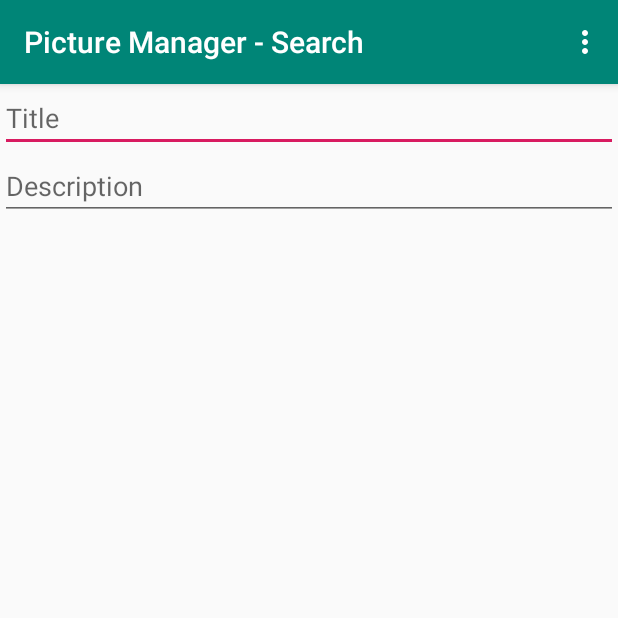
After one commit to real-neo/COM6510, an Android app: the SearchActivity screen opened directly, with no data from a screen before it, on a phone screen of 412 x 824 dp, the top half of it. The commit adds this screen. Run offline under Robolectric (Android 15) with nearby library versions, the phone set to English and light mode, and no system bars.

Commit message:
Setup primitive menu and other activities

```diff
--- a/app/build.gradle
+++ b/app/build.gradle
@@ -22,6 +22,7 @@ dependencies {
     implementation fileTree(dir: 'libs', include: ['*.jar'])
     implementation 'com.android.support:appcompat-v7:28.0.0'
     implementation 'com.android.support.constraint:constraint-layout:1.1.3'
+    implementation 'com.android.support:support-v4:28.0.0'
     testImplementation 'junit:junit:4.12'
     androidTestImplementation 'com.android.support.test:runner:1.0.2'
     androidTestImplementation 'com.android.support.test.espresso:espresso-core:3.0.2'
--- /dev/null
+++ b/app/src/main/java/com6510/oak/shef/ac/uk/com6510/SearchActivity.java
@@ -0,0 +1,45 @@
+package com6510.oak.shef.ac.uk.com6510;
+
+import android.content.Context;
+import android.content.Intent;
+import android.os.Bundle;
+import android.support.annotation.Nullable;
+import android.support.v7.app.AppCompatActivity;
+import android.view.Menu;
+import android.view.MenuItem;
+
+public class SearchActivity extends AppCompatActivity {
+
+    private Context context;
+
+    @Override
+    public boolean onCreateOptionsMenu(Menu menu) {
+        getMenuInflater().inflate(R.menu.search_menu, menu);
+        return true;
+    }
+
+    @Override
+    public boolean onOptionsItemSelected(MenuItem item) {
+        int id = item.getItemId();
+        Intent intent;
+        switch (id) {
+            case R.id.menu_gallery:
+                intent = new Intent(this, MainActivity.class);
+                this.startActivity(intent);
+                //return true;
+            case R.id.menu_map:
+                intent = new Intent(this, MapActivity.class);
+                this.startActivity(intent);
+                //return true;
+        }
+        return super.onOptionsItemSelected(item);
+    }
+
+    @Override
+    protected void onCreate(@Nullable Bundle savedInstanceState) {
+        super.onCreate(savedInstanceState);
+        setContentView(R.layout.activity_search);
+        context = getApplicationContext();
+        setTitle("Picture Manager - Search");
+    }
+}
--- a/app/src/main/java/com6510/oak/shef/ac/uk/com6510/ShowImageActivity.java
+++ b/app/src/main/java/com6510/oak/shef/ac/uk/com6510/ShowImageActivity.java
@@ -28,7 +28,5 @@ public class ShowImageActivity extends AppCompatActivity {
             }
 
         }
-
-
     }
 }
--- a/app/src/main/java/com6510/oak/shef/ac/uk/com6510/database/PictureDatabase.java
+++ b/app/src/main/java/com6510/oak/shef/ac/uk/com6510/database/PictureDatabase.java
@@ -8,7 +8,7 @@ import android.content.Context;
 import android.support.annotation.NonNull;
 
 
-@Database(entities = Picture.class, version = 2)
+@Database(entities = Picture.class, version = 3)
 public abstract class PictureDatabase extends RoomDatabase {
 
     private static PictureDatabase instance;
--- /dev/null
+++ b/app/src/main/res/layout/activity_map.xml
@@ -0,0 +1,6 @@
+<?xml version="1.0" encoding="utf-8"?>
+<android.support.constraint.ConstraintLayout
+    xmlns:android="http://schemas.android.com/apk/res/android" android:layout_width="match_parent"
+    android:layout_height="match_parent">
+
+</android.support.constraint.ConstraintLayout>
--- /dev/null
+++ b/app/src/main/res/layout/activity_search.xml
@@ -0,0 +1,29 @@
+<?xml version="1.0" encoding="utf-8"?>
+<RelativeLayout
+    xmlns:android="http://schemas.android.com/apk/res/android" android:layout_width="match_parent"
+    android:layout_height="match_parent">
+
+    <EditText
+        android:id="@+id/search_title"
+        android:layout_width="match_parent"
+        android:layout_height="wrap_content"
+        android:hint="Title"/>
+
+    <EditText
+        android:id="@+id/search_description"
+        android:layout_width="match_parent"
+        android:layout_height="wrap_content"
+        android:hint="Description"
+        android:layout_below="@id/search_title"/>
+
+    <Button
+        android:id="@+id/search_button"
+        style="@style/Widget.MaterialComponents.Button"
+        android:layout_width="wrap_content"
+        android:layout_height="wrap_content"
+        android:layout_alignParentBottom="true"
+        android:layout_centerHorizontal="true"
+        android:layout_marginBottom="59dp"
+        android:text="Search" />
+
+</RelativeLayout>
--- /dev/null
+++ b/app/src/main/res/menu/search_menu.xml
@@ -0,0 +1,15 @@
+<?xml version="1.0" encoding="utf-8"?>
+<menu xmlns:android="http://schemas.android.com/apk/res/android">
+
+    <item
+        android:id="@+id/menu_gallery"
+        android:icon="@drawable/ic_collections_black_24dp"
+        android:title="@string/title_gallery" />
+
+    <item
+        android:id="@+id/menu_map"
+        android:icon="@drawable/ic_map_black_24dp"
+        android:title="@string/title_map" />
+
+
+</menu>
--- a/app/src/main/res/values/dimens.xml
+++ b/app/src/main/res/values/dimens.xml
@@ -3,4 +3,6 @@
     <dimen name="activity_horizontal_margin">16dp</dimen>
     <dimen name="activity_vertical_margin">16dp</dimen>
     <dimen name="fab_margin">16dp</dimen>
+    <dimen name="nav_header_vertical_spacing">8dp</dimen>
+    <dimen name="nav_header_height">176dp</dimen>
 </resources>
```
Also changed, not shown: app/src/main/AndroidManifest.xml (+11 -3 lines), app/src/main/java/com6510/oak/shef/ac/uk/com6510/MainActivity.java (+32 -1 lines), app/src/main/java/com6510/oak/shef/ac/uk/com6510/MapActivity.java (added, +45 -0 lines), app/src/main/java/com6510/oak/shef/ac/uk/com6510/PictureAdapter.java (+9 -1 lines), app/src/main/java/com6510/oak/shef/ac/uk/com6510/database/Picture.java (+40 -0 lines), app/src/main/res/drawable/ic_info_outline_black_24dp.xml (added, +9 -0 lines), app/src/main/res/layout/activity_image.xml (+9 -5 lines), app/src/main/res/menu/main_menu.xml (added, +15 -0 lines), app/src/main/res/menu/map_menu.xml (added, +15 -0 lines), app/src/main/res/values/strings.xml (+8 -0 lines).
